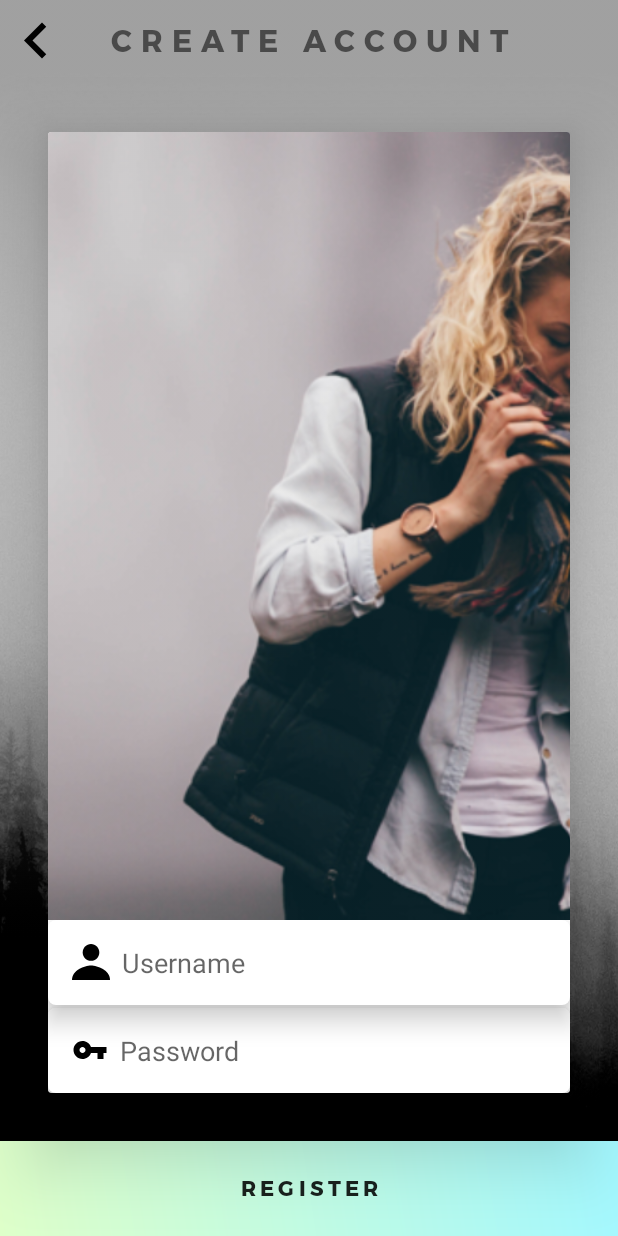
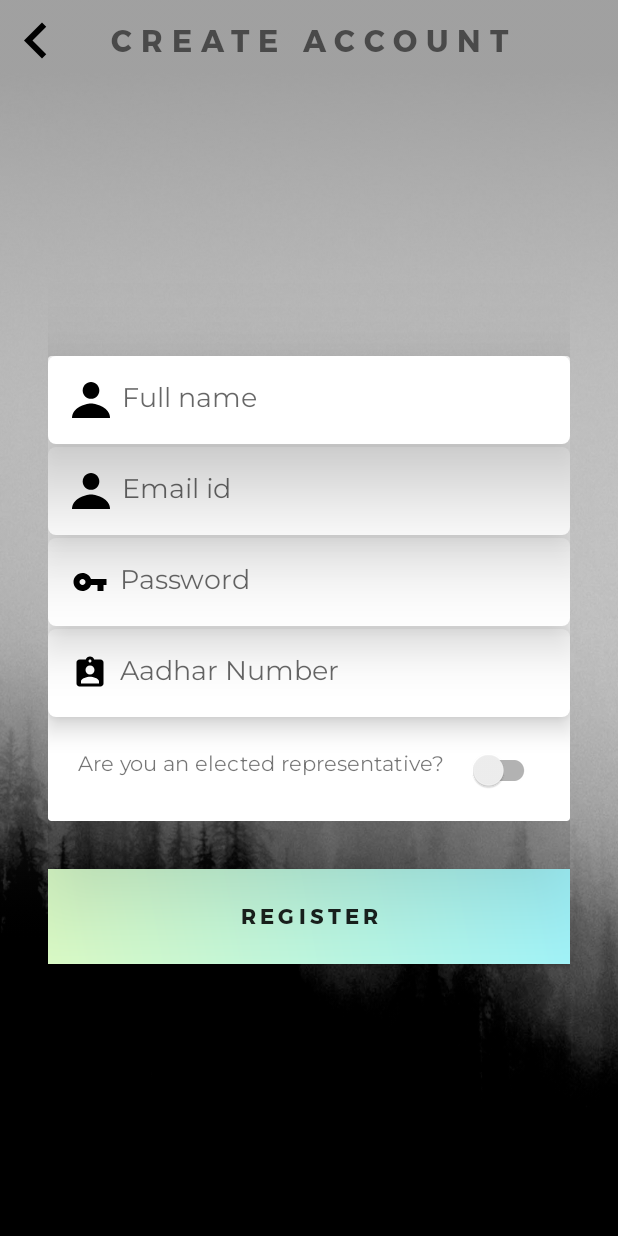
Before and after one commit to raj-subhankar/hackathon-android, an Android app: the RegisterActivity screen opened directly, with no data from a screen before it, on a phone screen of 412 x 824 dp. Run offline under Robolectric (Android 15) with nearby library versions, the phone set to English and light mode, and no system bars; our stand-ins replace data binding; libraries missing offline, so code that uses them is left out: com.pixplicity.easyprefs.

Commit message:
signup done through api - updated login fields

```diff
--- a/app/src/main/java/com/webviander/hackathonapp/data/UserLoginService.kt
+++ b/app/src/main/java/com/webviander/hackathonapp/data/UserLoginService.kt
@@ -17,5 +17,5 @@ interface UserLoginService {
 
     @FormUrlEncoded
     @POST("users/add")
-    fun createUser(@Field("email") username: String, @Field("password") password: String): Call<User>
+    fun createUser(@Field("email") email: String, @Field("password") password: String, @Field("name") name: String, @Field("isRepresentative") isRepresentative: Boolean, @Field("aadhaarNumber") aadhaarNumber: String): Call<User>
 }
--- a/app/src/main/java/com/webviander/hackathonapp/util/PreferenceUtil.kt
+++ b/app/src/main/java/com/webviander/hackathonapp/util/PreferenceUtil.kt
@@ -9,5 +9,6 @@ class PreferenceUtil {
         val USERNAME = "username"
         val USEREMAIL = "useremail"
         val USERTOKEN= "usertoken"
+        val ISREPRESENTATIVE= "isRepresentative"
     }
 }
--- /dev/null
+++ b/app/src/main/res/drawable/id_card.xml
@@ -0,0 +1,9 @@
+<vector xmlns:android="http://schemas.android.com/apk/res/android"
+        android:width="24dp"
+        android:height="24dp"
+        android:viewportWidth="24.0"
+        android:viewportHeight="24.0">
+    <path
+        android:fillColor="#FF000000"
+        android:pathData="M19,3h-4.18C14.4,1.84 13.3,1 12,1c-1.3,0 -2.4,0.84 -2.82,2L5,3c-1.1,0 -2,0.9 -2,2v14c0,1.1 0.9,2 2,2h14c1.1,0 2,-0.9 2,-2L21,5c0,-1.1 -0.9,-2 -2,-2zM12,3c0.55,0 1,0.45 1,1s-0.45,1 -1,1 -1,-0.45 -1,-1 0.45,-1 1,-1zM12,7c1.66,0 3,1.34 3,3s-1.34,3 -3,3 -3,-1.34 -3,-3 1.34,-3 3,-3zM18,19L6,19v-1.4c0,-2 4,-3.1 6,-3.1s6,1.1 6,3.1L18,19z"/>
+</vector>
--- a/app/src/main/res/layout/activity_register.xml
+++ b/app/src/main/res/layout/activity_register.xml
@@ -1,7 +1,7 @@
 <?xml version="1.0" encoding="utf-8"?>
-<layout xmlns:tools="http://schemas.android.com/tools"
-    xmlns:android="http://schemas.android.com/apk/res/android"
-    xmlns:app="http://schemas.android.com/apk/res-auto">
+<layout xmlns:android="http://schemas.android.com/apk/res/android"
+    xmlns:app="http://schemas.android.com/apk/res-auto"
+    xmlns:tools="http://schemas.android.com/tools">
 
 
     <data>
@@ -43,27 +43,33 @@
         </FrameLayout>
 
 
+        <LinearLayout
+            android:layout_width="match_parent"
+            android:layout_height="match_parent"
+            android:layout_margin="32dp"
+            android:gravity="center"
+            android:orientation="vertical">
+
             <android.support.v7.widget.CardView
                 android:layout_width="match_parent"
-            android:layout_height="0dp"
-            android:layout_margin="32dp"
-            android:layout_weight="1"
-            app:cardElevation="30dp">
+                android:layout_height="wrap_content"
+                android:layout_marginBottom="32dp"
+                app:cardElevation="50dp">
 
 
                 <LinearLayout
                     android:layout_width="match_parent"
-                android:layout_height="match_parent"
+                    android:layout_height="wrap_content"
                     android:orientation="vertical">
 
-                <ImageView
-                    android:layout_width="match_parent"
-                    android:layout_height="0dp"
-                    android:layout_weight="1"
-                    android:elevation="40dp"
-                    android:scaleType="centerCrop"
-                    android:src="@drawable/avatar"
-                    android:contentDescription="@string/user_avatar_cd" />
+                    <!--<ImageView-->
+                    <!--android:layout_width="match_parent"-->
+                    <!--android:layout_height="0dp"-->
+                    <!--android:layout_weight="1"-->
+                    <!--android:elevation="40dp"-->
+                    <!--android:scaleType="centerCrop"-->
+                    <!--android:src="@drawable/avatar"-->
+                    <!--android:contentDescription="@string/user_avatar_cd" />-->
 
                     <LinearLayout
                         android:layout_width="match_parent"
@@ -71,16 +77,33 @@
                         android:orientation="vertical">
 
                         <EditText
+                            android:id="@+id/name"
+                            android:layout_width="match_parent"
+                            android:layout_height="wrap_content"
+                            android:layout_marginBottom="2dp"
+                            android:background="@drawable/rectangle_while_background"
+                            android:drawablePadding="8dp"
+                            android:drawableStart="@drawable/ic_username"
+                            android:elevation="40dp"
+                            android:fontFamily="@font/montserrat"
+                            android:hint="@string/full_name"
+                            android:inputType="textPersonName"
+                            android:nextFocusDown="@id/username"
+                            android:padding="16dp"
+                            android:text="@={viewModel.name}" />
+
+                        <EditText
                             android:id="@+id/username"
                             android:layout_width="match_parent"
                             android:layout_height="wrap_content"
                             android:layout_marginBottom="2dp"
                             android:background="@drawable/rectangle_while_background"
+                            android:drawablePadding="8dp"
                             android:drawableStart="@drawable/ic_username"
-                        android:drawablePadding="8dp"
-                        android:elevation="10dp"
-                        android:hint="@string/username"
-                        android:inputType="textPersonName"
+                            android:elevation="30dp"
+                            android:fontFamily="@font/montserrat"
+                            android:hint="@string/email"
+                            android:inputType="textEmailAddress"
                             android:nextFocusDown="@id/password"
                             android:padding="16dp"
                             android:text="@={viewModel.username}" />
@@ -90,15 +113,56 @@
                             android:id="@+id/password"
                             android:layout_width="match_parent"
                             android:layout_height="wrap_content"
+                            android:layout_marginBottom="2dp"
                             android:background="@drawable/rectangle_while_background"
+                            android:drawablePadding="8dp"
                             android:drawableStart="@drawable/ic_password"
-                        android:drawablePadding="8dp"
-                        android:elevation="5dp"
+                            android:elevation="20dp"
+                            android:fontFamily="@font/montserrat"
                             android:hint="@string/password"
                             android:inputType="textPassword"
                             android:nextFocusDown="@id/signin"
                             android:padding="16dp"
                             android:text="@={viewModel.password}" />
+
+                        <EditText
+                            android:id="@+id/aadhar"
+                            android:layout_width="match_parent"
+                            android:layout_height="wrap_content"
+                            android:layout_marginBottom="2dp"
+                            android:background="@drawable/rectangle_while_background"
+                            android:drawablePadding="8dp"
+                            android:drawableStart="@drawable/id_card"
+                            android:elevation="10dp"
+                            android:fontFamily="@font/montserrat"
+                            android:hint="@string/aadhar_card"
+                            android:inputType="number"
+                            android:nextFocusDown="@id/signin"
+                            android:padding="16dp"
+                            android:text="@={viewModel.aadhar}" />
+
+                        <LinearLayout
+                            android:layout_width="match_parent"
+                            android:layout_height="wrap_content"
+                            android:layout_margin="10dp"
+                            android:orientation="horizontal"
+                            android:padding="10dp">
+
+                            <TextView
+                                android:layout_width="wrap_content"
+                                android:layout_height="wrap_content"
+                                android:layout_weight="1"
+                                android:fontFamily="@font/montserrat"
+                                android:text="@string/is_representative" />
+
+                            <android.support.v7.widget.SwitchCompat
+                                android:id="@+id/representative_toggle"
+                                android:layout_width="wrap_content"
+                                android:layout_height="wrap_content"
+                                android:layout_gravity="center"
+                                android:checked="@={viewModel.isRepresentative}" />
+                        </LinearLayout>
+
                     </LinearLayout>
 
                 </LinearLayout>
@@ -109,12 +173,14 @@
             <Button
                 android:layout_width="match_parent"
                 android:layout_height="wrap_content"
+                android:layout_gravity="bottom"
                 android:background="@drawable/background_gradient"
+                android:fontFamily="@font/montserrat_bold"
+                android:letterSpacing="0.2"
                 android:onClick="@{viewModel::onSignupClick}"
                 android:padding="20dp"
-            android:letterSpacing="0.2"
-            android:fontFamily="@font/montserrat_bold"
                 android:text="@string/register" />
+        </LinearLayout>
 
     </LinearLayout>
 </layout>
--- a/app/src/main/res/values/strings.xml
+++ b/app/src/main/res/values/strings.xml
@@ -105,4 +105,8 @@
     <string name="action_settings">Settings</string>
     <string name="details">Details</string>
     <string name="add_post">Add Post</string>
+    <string name="aadhar_card">Aadhar Number</string>
+    <string name="is_representative">Are you an elected representative?</string>
+    <string name="email">Email id</string>
+    <string name="full_name">Full name</string>
 </resources>
```
Also changed, not shown: app/src/main/java/com/webviander/hackathonapp/model/UserLoginModel.kt (+15 -5 lines), app/src/main/java/com/webviander/hackathonapp/viewmodel/LoginViewModel.kt (+6 -5 lines), app/src/main/java/com/webviander/hackathonapp/viewmodel/RegisterViewModel.kt (+28 -9 lines), app/src/main/res/layout/activity_login.xml (+8 -5 lines). Lines whose indentation alone changed are shown as unchanged.
